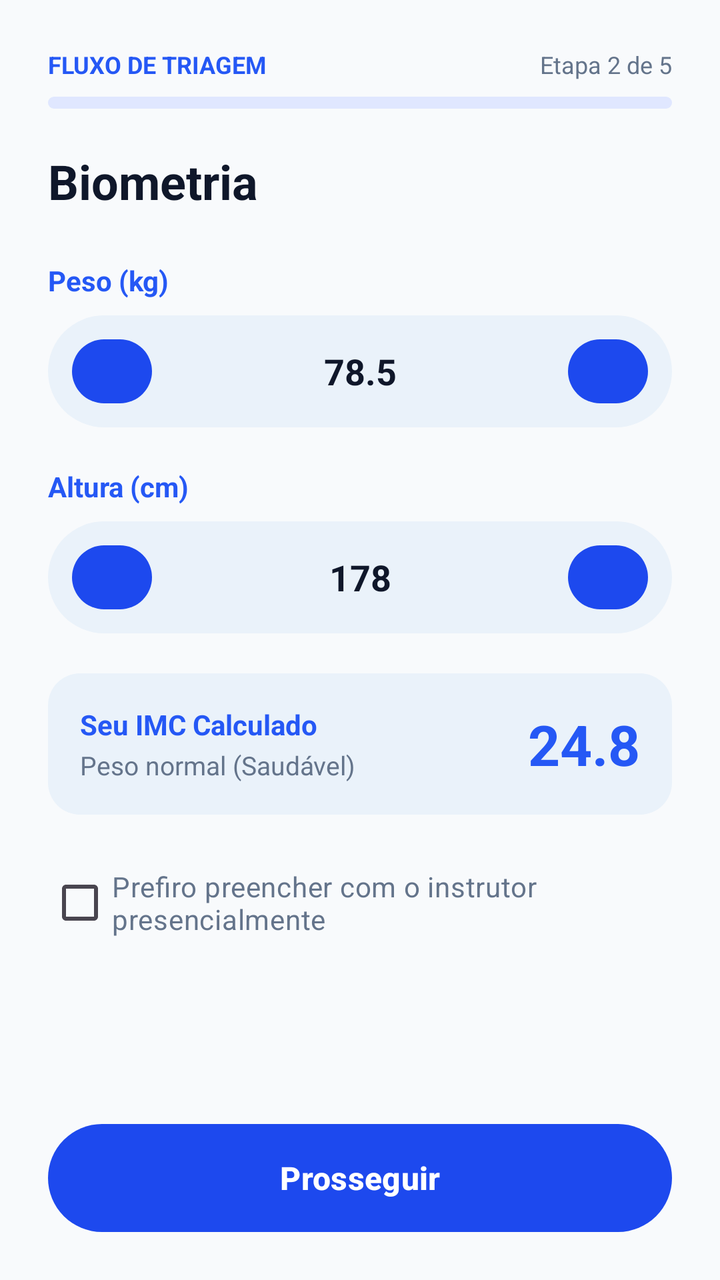
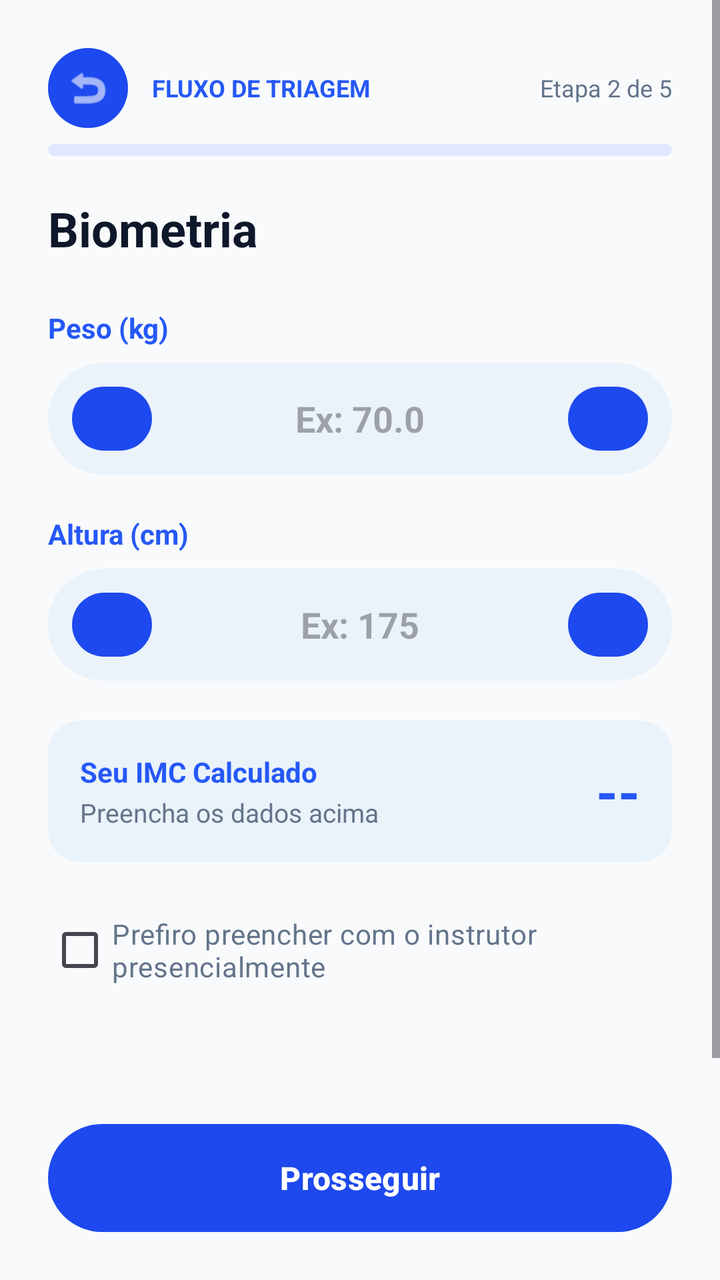

Two renders of the same Android screen: before a commit and after it. Below are the layout's source before the change and the commit's diff.
<!-- AndroidManifest.xml: application theme Theme.AcademiaUniforTelas1 -->
<!-- res/layout/activity_triagem_etapa2.xml -->
<?xml version="1.0" encoding="utf-8"?>
<LinearLayout xmlns:android="http://schemas.android.com/apk/res/android"
    android:layout_width="match_parent"
    android:layout_height="match_parent"
    android:background="#F8FAFC"
    android:orientation="vertical">

    <ScrollView
        android:layout_width="match_parent"
        android:layout_height="0dp"
        android:layout_weight="1"
        android:fillViewport="true">

        <LinearLayout
            android:layout_width="match_parent"
            android:layout_height="wrap_content"
            android:orientation="vertical"
            android:padding="24dp">

            
            <LinearLayout
                android:layout_width="match_parent"
                android:layout_height="wrap_content"
                android:orientation="horizontal"
                android:gravity="center_vertical">
                <TextView
                    android:layout_width="0dp"
                    android:layout_height="wrap_content"
                    android:layout_weight="1"
                    android:text="FLUXO DE TRIAGEM"
                    android:textColor="#2558F5"
                    android:textSize="12sp"
                    android:textStyle="bold" />
                <TextView
                    android:layout_width="wrap_content"
                    android:layout_height="wrap_content"
                    android:text="Etapa 2 de 5"
                    android:textColor="#64748B"
                    android:textSize="12sp" />
            </LinearLayout>

            <ProgressBar
                style="?android:attr/progressBarStyleHorizontal"
                android:layout_width="match_parent"
                android:layout_height="6dp"
                android:layout_marginTop="8dp"
                android:max="5"
                android:progress="2"
                android:progressDrawable="@drawable/bg_top_bar_back" />

            <TextView
                android:layout_width="match_parent"
                android:layout_height="wrap_content"
                android:layout_marginTop="20dp"
                android:text="Biometria"
                android:textColor="#0F172A"
                android:textSize="24sp"
                android:textStyle="bold" />

            
            <TextView
                android:layout_width="match_parent"
                android:layout_height="wrap_content"
                android:layout_marginTop="24dp"
                android:text="Peso (kg)"
                android:textColor="#2558F5"
                android:textSize="14sp"
                android:textStyle="bold" />

            <LinearLayout
                android:layout_width="match_parent"
                android:layout_height="56dp"
                android:layout_marginTop="8dp"
                android:background="@drawable/bg_rounded_field"
                android:gravity="center_vertical"
                android:orientation="horizontal"
                android:paddingHorizontal="12dp">

                <Button
                    android:id="@+id/btnPesoMinus"
                    android:layout_width="40dp"
                    android:layout_height="40dp"
                    android:background="@null"
                    android:text="-"
                    android:textColor="#0F172A"
                    android:textSize="22sp"
                    android:textStyle="bold" />

                <EditText
                    android:id="@+id/etPeso"
                    android:layout_width="0dp"
                    android:layout_height="match_parent"
                    android:layout_weight="1"
                    android:background="@null"
                    android:gravity="center"
                    android:inputType="numberDecimal"
                    android:text="78.5"
                    android:textColor="#0F172A"
                    android:textSize="18sp"
                    android:textStyle="bold" />

                <Button
                    android:id="@+id/btnPesoPlus"
                    android:layout_width="40dp"
                    android:layout_height="40dp"
                    android:background="@null"
                    android:text="+"
                    android:textColor="#0F172A"
                    android:textSize="22sp"
                    android:textStyle="bold" />
            </LinearLayout>

            
            <TextView
                android:layout_width="match_parent"
                android:layout_height="wrap_content"
                android:layout_marginTop="20dp"
                android:text="Altura (cm)"
                android:textColor="#2558F5"
                android:textSize="14sp"
                android:textStyle="bold" />

            <LinearLayout
                android:layout_width="match_parent"
                android:layout_height="56dp"
                android:layout_marginTop="8dp"
                android:background="@drawable/bg_rounded_field"
                android:gravity="center_vertical"
                android:orientation="horizontal"
                android:paddingHorizontal="12dp">

                <Button
                    android:id="@+id/btnAlturaMinus"
                    android:layout_width="40dp"
                    android:layout_height="40dp"
                    android:background="@null"
                    android:text="-"
                    android:textColor="#0F172A"
                    android:textSize="22sp"
                    android:textStyle="bold" />

                <EditText
                    android:id="@+id/etAltura"
                    android:layout_width="0dp"
                    android:layout_height="match_parent"
                    android:layout_weight="1"
                    android:background="@null"
                    android:gravity="center"
                    android:inputType="number"
                    android:text="178"
                    android:textColor="#0F172A"
                    android:textSize="18sp"
                    android:textStyle="bold" />

                <Button
                    android:id="@+id/btnAlturaPlus"
                    android:layout_width="40dp"
                    android:layout_height="40dp"
                    android:background="@null"
                    android:text="+"
                    android:textColor="#0F172A"
                    android:textSize="22sp"
                    android:textStyle="bold" />
            </LinearLayout>

            
            <LinearLayout
                android:layout_width="match_parent"
                android:layout_height="wrap_content"
                android:layout_marginTop="20dp"
                android:background="@drawable/bg_card_blue"
                android:gravity="center_vertical"
                android:orientation="horizontal"
                android:padding="16dp">

                <LinearLayout
                    android:layout_width="0dp"
                    android:layout_height="wrap_content"
                    android:layout_weight="1"
                    android:orientation="vertical">
                    <TextView
                        android:layout_width="wrap_content"
                        android:layout_height="wrap_content"
                        android:text="Seu IMC Calculado"
                        android:textColor="#2558F5"
                        android:textSize="14sp"
                        android:textStyle="bold" />
                    <TextView
                        android:id="@+id/tvClassificacaoImc"
                        android:layout_width="wrap_content"
                        android:layout_height="wrap_content"
                        android:layout_marginTop="2dp"
                        android:text="Peso normal (Saudável)"
                        android:textColor="#64748B"
                        android:textSize="13sp" />
                </LinearLayout>

                <TextView
                    android:id="@+id/tvImcValor"
                    android:layout_width="wrap_content"
                    android:layout_height="wrap_content"
                    android:text="24.8"
                    android:textColor="#2558F5"
                    android:textSize="28sp"
                    android:textStyle="bold" />
            </LinearLayout>

            
            <CheckBox
                android:id="@+id/cbPresencial"
                android:layout_width="match_parent"
                android:layout_height="wrap_content"
                android:layout_marginTop="20dp"
                android:text="Prefiro preencher com o instrutor presencialmente"
                android:textColor="#64748B"
                android:textSize="14sp" />

            <Space
                android:layout_width="match_parent"
                android:layout_height="24dp" />

        </LinearLayout>
    </ScrollView>

    
    <LinearLayout
        android:layout_width="match_parent"
        android:layout_height="wrap_content"
        android:background="#F8FAFC"
        android:padding="24dp">
        <Button
            android:id="@+id/btnProsseguirTriagem2"
            android:layout_width="match_parent"
            android:layout_height="54dp"
            android:background="@drawable/bg_rounded_button"
            android:text="Prosseguir"
            android:textAllCaps="false"
            android:textColor="#FFFFFF"
            android:textSize="16sp"
            android:textStyle="bold" />
    </LinearLayout>

</LinearLayout>
<!-- resources referenced by this layout -->
<resources>
  <!-- drawable bg_card_blue (drawable) -->
  <?xml version="1.0" encoding="utf-8"?>
  <shape xmlns:android="http://schemas.android.com/apk/res/android">
      <solid android:color="#EAF2FA" />
      <corners android:radius="16dp" />
  </shape>
  <!-- drawable bg_rounded_button (drawable) -->
  <?xml version="1.0" encoding="utf-8"?>
  <shape xmlns:android="http://schemas.android.com/apk/res/android">
      <solid android:color="#2558F5" />
      <corners android:radius="28dp" />
  </shape>
  <!-- drawable bg_rounded_field (drawable) -->
  <?xml version="1.0" encoding="utf-8"?>
  <shape xmlns:android="http://schemas.android.com/apk/res/android">
      <solid android:color="#EAF2FA" />
      <corners android:radius="28dp" />
  </shape>
  <!-- drawable bg_top_bar_back (drawable) -->
  <?xml version="1.0" encoding="utf-8"?>
  <shape xmlns:android="http://schemas.android.com/apk/res/android">
      <solid android:color="#E0E7FF" />
      <corners android:radius="28dp" />
  </shape>
  <style name="Theme.AcademiaUniforTelas1" parent="Base.Theme.AcademiaUniforTelas1" />
  <style name="Base.Theme.AcademiaUniforTelas1" parent="Theme.Material3.DayNight.NoActionBar">
          <item name="colorPrimary">@color/primary_blue</item>
          <item name="colorAccent">@color/primary_blue</item>
          <item name="materialButtonStyle">@style/Widget.Material3.Button</item>
      </style>
  <color name="primary_blue">#1D49EE</color>
</resources>

<!-- the commit's change to res/layout/activity_triagem_etapa2.xml (unified diff, before → after) -->
@@ -1,5 +1,6 @@
 <?xml version="1.0" encoding="utf-8"?>
 <LinearLayout xmlns:android="http://schemas.android.com/apk/res/android"
+    xmlns:app="http://schemas.android.com/apk/res-auto"
     android:layout_width="match_parent"
     android:layout_height="match_parent"
     android:background="#F8FAFC"
@@ -21,16 +22,34 @@
             <LinearLayout
                 android:layout_width="match_parent"
                 android:layout_height="wrap_content"
-                android:orientation="horizontal"
-                android:gravity="center_vertical">
-                <TextView
-                    android:layout_width="0dp"
-                    android:layout_height="wrap_content"
-                    android:layout_weight="1"
-                    android:text="FLUXO DE TRIAGEM"
-                    android:textColor="#2558F5"
-                    android:textSize="12sp"
-                    android:textStyle="bold" />
+                android:gravity="center_vertical"
+                android:orientation="horizontal">
+
+                <ImageView
+                    android:id="@+id/btnVoltarTriagem"
+                    android:layout_width="40dp"
+                    android:layout_height="40dp"
+                    android:background="@drawable/bg_pill_blue_solid"
+                    android:padding="8dp"
+                    android:src="@android:drawable/ic_menu_revert"
+                    app:tint="#FFFFFF" />
+
+                <LinearLayout
+                    android:layout_width="0dp"
+                    android:layout_height="wrap_content"
+                    android:layout_weight="1"
+                    android:layout_marginStart="12dp"
+                    android:orientation="vertical">
+
+                    <TextView
+                        android:layout_width="wrap_content"
+                        android:layout_height="wrap_content"
+                        android:text="FLUXO DE TRIAGEM"
+                        android:textColor="#2558F5"
+                        android:textSize="12sp"
+                        android:textStyle="bold" />
+                </LinearLayout>
+
                 <TextView
                     android:layout_width="wrap_content"
                     android:layout_height="wrap_content"
@@ -93,8 +112,9 @@
                     android:layout_weight="1"
                     android:background="@null"
                     android:gravity="center"
+                    android:hint="Ex: 70.0"
                     android:inputType="numberDecimal"
-                    android:text="78.5"
+                    android:text=""
                     android:textColor="#0F172A"
                     android:textSize="18sp"
                     android:textStyle="bold" />
@@ -146,8 +166,9 @@
                     android:layout_weight="1"
                     android:background="@null"
                     android:gravity="center"
+                    android:hint="Ex: 175"
                     android:inputType="number"
-                    android:text="178"
+                    android:text=""
                     android:textColor="#0F172A"
                     android:textSize="18sp"
                     android:textStyle="bold" />
@@ -190,7 +211,7 @@
                         android:layout_width="wrap_content"
                         android:layout_height="wrap_content"
                         android:layout_marginTop="2dp"
-                        android:text="Peso normal (Saudável)"
+                        android:text="Preencha os dados acima"
                         android:textColor="#64748B"
                         android:textSize="13sp" />
                 </LinearLayout>
@@ -199,7 +220,7 @@
                     android:id="@+id/tvImcValor"
                     android:layout_width="wrap_content"
                     android:layout_height="wrap_content"
-                    android:text="24.8"
+                    android:text="--"
                     android:textColor="#2558F5"
                     android:textSize="28sp"
                     android:textStyle="bold" />
@@ -211,6 +232,7 @@
                 android:layout_width="match_parent"
                 android:layout_height="wrap_content"
                 android:layout_marginTop="20dp"
+                android:checked="false"
                 android:text="Prefiro preencher com o instrutor presencialmente"
                 android:textColor="#64748B"
                 android:textSize="14sp" />
<!-- resource entries referenced after the edit -->
@@ -5,6 +5,14 @@
   <shape xmlns:android="http://schemas.android.com/apk/res/android">
       <solid android:color="#EAF2FA" />
       <corners android:radius="16dp" />
+  </shape>
+  <!-- drawable bg_pill_blue_solid (drawable) -->
+  <?xml version="1.0" encoding="utf-8"?>
+  <shape xmlns:android="http://schemas.android.com/apk/res/android"
+      android:shape="rectangle">
+      <solid android:color="@color/primary_blue" />
+      <corners android:radius="28dp" />
+      <padding android:left="16dp" android:right="16dp" android:top="8dp" android:bottom="8dp"/>
   </shape>
   <!-- drawable bg_rounded_button (drawable) -->
   <?xml version="1.0" encoding="utf-8"?>
